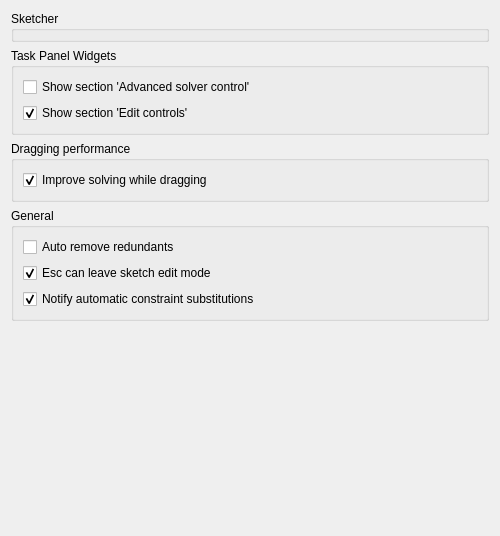
First picture: the form in src/Mod/Sketcher/Gui/SketcherSettings.ui, repository southseact-3d/fcd, before the edit.
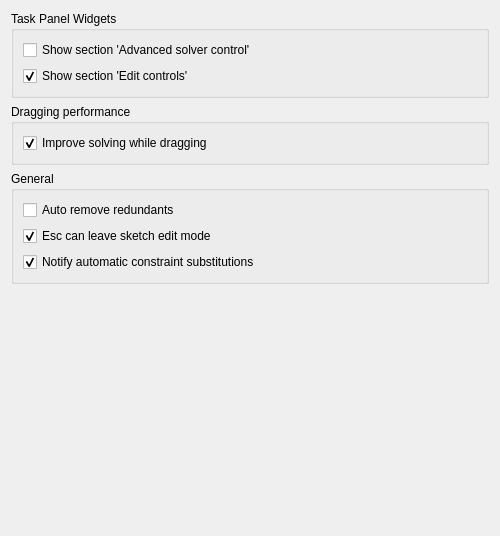
Second picture: the form after the edit. Custom widgets are drawn as their Qt base class.

Commit message: Sketcher: Remove Edit Controls from the TaskBar

Patch:
```diff
--- a/src/Mod/Sketcher/Gui/SketcherSettings.ui
+++ b/src/Mod/Sketcher/Gui/SketcherSettings.ui
@@ -15,13 +15,6 @@
   </property>
   <layout class="QGridLayout" name="gridLayout">
    <item row="0" column="0">
-    <widget class="QGroupBox" name="placeholder">
-     <property name="title">
-      <string>Sketcher</string>
-     </property>
-    </widget>
-   </item>
-   <item row="1" column="0">
     <widget class="QGroupBox" name="groupBox_2">
      <property name="title">
       <string>Task Panel Widgets</string>
@@ -67,7 +60,7 @@
      </layout>
     </widget>
    </item>
-   <item row="2" column="0">
+   <item row="1" column="0">
     <widget class="QGroupBox" name="groupBox_4">
      <property name="title">
       <string>Dragging performance</string>
@@ -96,7 +89,7 @@
      </layout>
     </widget>
    </item>
-   <item row="3" column="0">
+   <item row="2" column="0">
     <widget class="QGroupBox" name="groupBox_5">
      <property name="enabled">
       <bool>true</bool>
@@ -189,7 +182,7 @@
      </layout>
     </widget>
    </item>
-   <item row="4" column="0">
+   <item row="3" column="0">
     <spacer name="verticalSpacer">
      <property name="orientation">
       <enum>Qt::Vertical</enum>
```
The commit also changes 7 other files.
